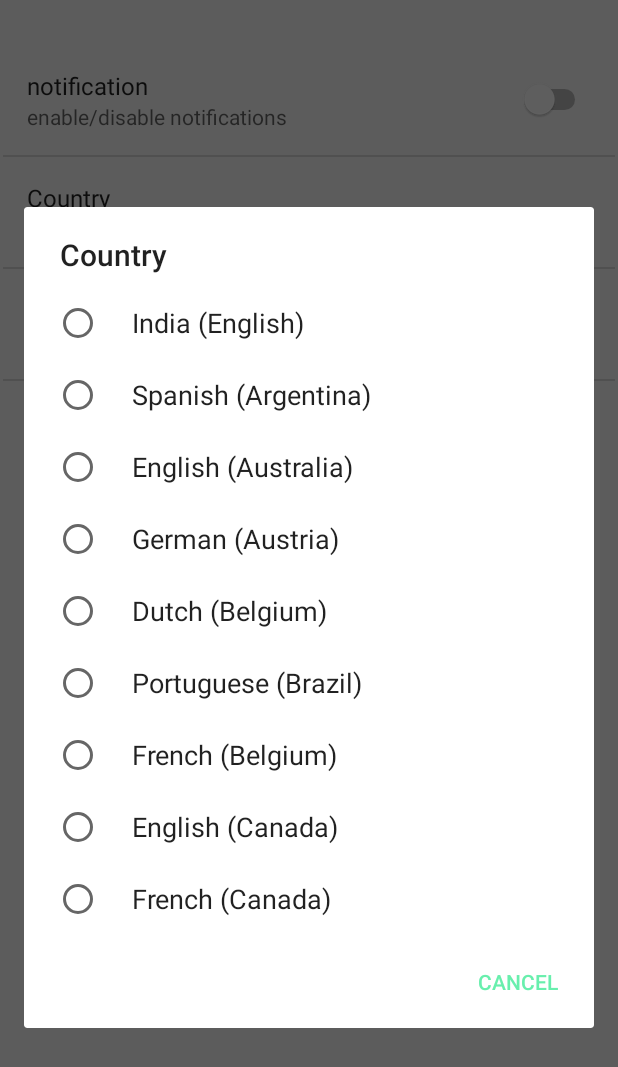
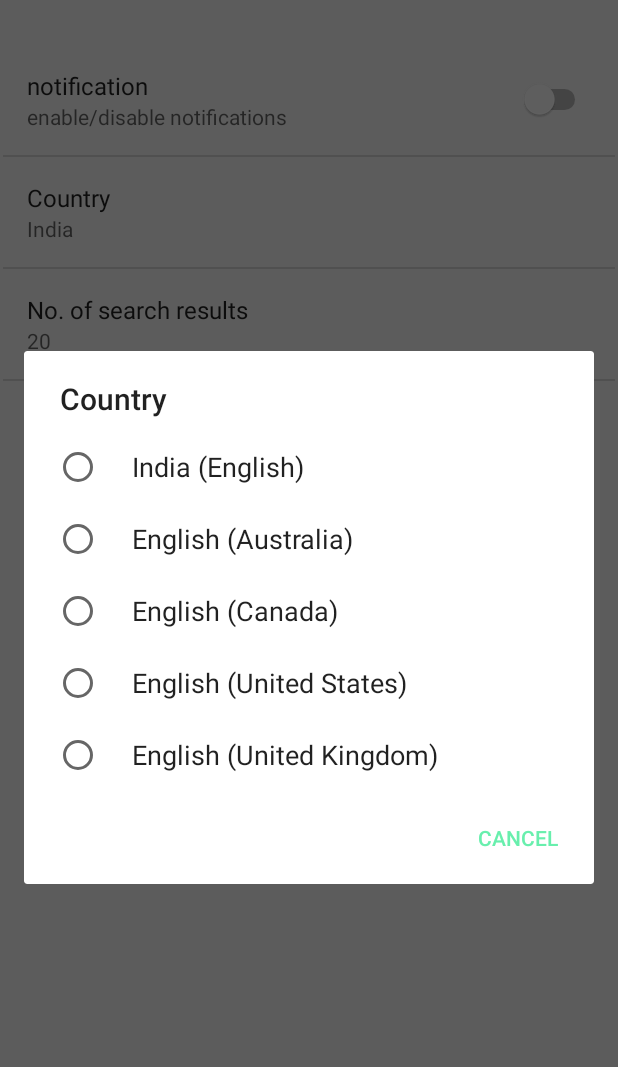
Before and after one commit to das-abhilash/NewsForYou, an Android app: the SettingsActivity screen opened directly, with no data from a screen before it, after a tap on "Country", on a phone screen of 412 x 824 dp. Shown: the top 1067 px of the screen. Run offline under Robolectric (Android 15) with nearby library versions, the phone set to English and light mode, and no system bars; 1 other tap on this screen came first.

```diff
--- a/mobile/src/main/java/com/example/abhilash/newsforyou/API/API.java
+++ b/mobile/src/main/java/com/example/abhilash/newsforyou/API/API.java
@@ -1,9 +1,7 @@
 package com.example.abhilash.newsforyou.API;
 
-/**
- * Created by Abhilash on 6/30/2016.
- */
+
 public class API {
 
-    public static final String API_KEY = "Enter your API Key";
+    public static final String API_KEY = "64caddf10f964b6ca8d2aea5d03e164e";
 }
--- a/mobile/src/main/java/com/example/abhilash/newsforyou/UI/CategoryFragment.java
+++ b/mobile/src/main/java/com/example/abhilash/newsforyou/UI/CategoryFragment.java
@@ -33,6 +33,7 @@ import com.example.abhilash.newsforyou.service.NewsAdapter;
 import com.example.abhilash.newsforyou.service.NewsIntentService;
 import com.example.abhilash.newsforyou.service.RecyclerItemClickListener;
 import com.example.abhilash.newsforyou.service.TwitterTaskService;
+import com.example.abhilash.newsforyou.service.Utility;
 
 
 /**
@@ -250,9 +251,8 @@ public class CategoryFragment extends Fragment implements LoaderManager.LoaderCa
         {
             updateEmptyView();
         } else if (key.equals(getActivity().getString(R.string.pref_country_key))){
-            Intent intent = new Intent(getContext(),MainActivity.class);
-            startActivity(intent);
-        }
+            mParam1 = Utility.getCountry(getActivity());
+                    }
     }
 
 
--- a/mobile/src/main/java/com/example/abhilash/newsforyou/service/TwitterTaskService.java
+++ b/mobile/src/main/java/com/example/abhilash/newsforyou/service/TwitterTaskService.java
@@ -202,7 +202,7 @@ public class TwitterTaskService extends GcmTaskService implements GoogleApiClien
         } else if (params.getExtras().getString ("tag").equals("add")) {
 
 
-            Call<News> call = service.getBingNews(SerachQuery, "en-IN", "20");
+            Call<News> call = service.getBingNews(SerachQuery, market, "20");
             {
 
                 call.enqueue(new retrofit2.Callback<News>() {
@@ -288,8 +288,8 @@ public class TwitterTaskService extends GcmTaskService implements GoogleApiClien
 
         if (displayNotifications) {
 
-            Intent intent = new Intent(getApplicationContext(), NotificationIntentService.class);
-            startService(intent);
+            Intent intent = new Intent(mContext, NotificationIntentService.class);
+            mContext.startService(intent);
         }
     }
     private void updateWearApp() {
--- a/mobile/src/main/res/values/arrays.xml
+++ b/mobile/src/main/res/values/arrays.xml
@@ -3,45 +3,39 @@
 
     <string-array name="pref_country_options">
         <item>@string/pref_country_label_eng_India</item>
-        <item>@string/pref_country_label_spanish_argentina</item>
         <item>@string/pref_country_label_eng_aus</item>
-        <item>@string/pref_country_label_german_austria</item>
-        <item>@string/pref_country_label_dutch_belgium</item>
-        <item>@string/pref_country_label_portuguese_brazil</item>
-        <item>@string/pref_country_label_french_belgium</item>
         <item>@string/pref_country_label_eng_canada</item>
-        <item>@string/pref_country_label_french_canada</item>
+        <item>@string/pref_country_label_eng_US</item>
+        <item>@string/pref_country_label_eng_UK</item>
     </string-array>
 
     <string-array name="pref_country_values">
         <item>@string/pref_country_label_eng_India_value</item>
-        <item>@string/pref_country_label_spanish_argentina_value</item>
-        <item>@string/pref_country_label_eng_aus_value</item>
-        <item>@string/pref_country_label_german_austria_value</item>
-        <item>@string/pref_country_label_dutch_belgium_value</item>
-        <item>@string/pref_country_label_portuguese_brazil_value</item>
-        <item>@string/pref_country_label_french_belgium_value</item>
+        <item>@string/pref_country_label_eng_Austrelia_value</item>
         <item>@string/pref_country_label_eng_canada_value</item>
-        <item>@string/pref_country_label_french_canada_value</item>
+        <item>@string/pref_country_label_eng_US_value</item>
+        <item>@string/pref_country_label_eng_UK_value</item>
     </string-array>
-    <string name="pref_country_label_spanish_argentina">Spanish (Argentina)</string>
+
+    <string name="pref_country_label_eng_India">India (English)</string>
     <string name="pref_country_label_eng_aus">English (Australia)</string>
-    <string name="pref_country_label_german_austria">German (Austria)</string>
-    <string name="pref_country_label_dutch_belgium">Dutch (Belgium)</string>
-    <string name="pref_country_label_portuguese_brazil">Portuguese (Brazil)</string>
-    <string name="pref_country_label_french_belgium">French (Belgium)</string>
     <string name="pref_country_label_eng_canada">English (Canada)</string>
-    <string name="pref_country_label_french_canada">French (Canada)</string>
-    <string name="pref_country_label_eng_India">India (English)</string>
+    <string name="pref_country_label_eng_US">English (United States) </string>
+    <string name="pref_country_label_eng_UK">English (United Kingdom) </string>
+    <!--<string name="pref_country_label_french_belgium">French (Belgium)</string>
 
-    <string name="pref_country_label_spanish_argentina_value">es-AR</string>
-    <string name="pref_country_label_eng_aus_value">en-AU</string>
-    <string name="pref_country_label_german_austria_value">de-AT</string>
-    <string name="pref_country_label_dutch_belgium_value">nl-BE</string>
-    <string name="pref_country_label_portuguese_brazil_value">fr-BE</string>
+    <string name="pref_country_label_french_canada">French (Canada)</string>-->
+
+
+    <string name="pref_country_label_eng_India_value">en-IN</string>
+    <string name="pref_country_label_eng_Austrelia_value">en-AU</string>
+    <string name="pref_country_label_eng_canada_value">en-CA</string>
+    <string name="pref_country_label_eng_US_value">en-US</string>
+    <string name="pref_country_label_eng_UK_value">en-GB</string>
+    <!--<string name="pref_country_label_portuguese_brazil_value">fr-BE</string>
     <string name="pref_country_label_french_belgium_value">pt-BR</string>
     <string name="pref_country_label_eng_canada_value">en-CA</string>
-    <string name="pref_country_label_french_canada_value">fr-CA</string>
-    <string name="pref_country_label_eng_India_value">en-IN</string>
+    <string name="pref_country_label_french_canada_value">fr-CA</string>-->
+
 
 </resources>
```
Also changed, not shown: mobile/build.gradle (+8 -0 lines), mobile/src/main/java/com/example/abhilash/newsforyou/UI/MainActivity.java (+43 -18 lines), mobile/src/main/java/com/example/abhilash/newsforyou/service/Utility.java (+6 -18 lines), mobile/src/main/java/com/example/abhilash/newsforyou/service/ViewPagerAdapter.java (+9 -3 lines), 1 other file.
